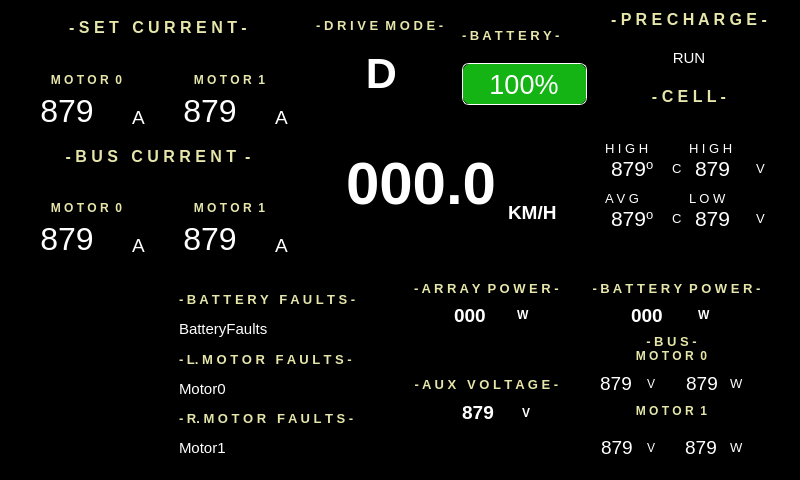
This is src/ViewLayer/RaceModeDisplay/RaceModeDashboardUI.ui in UCSolarCarTeam/Epsilon-Dashboard as Qt 5 draws it before an edit. The edited form follows.
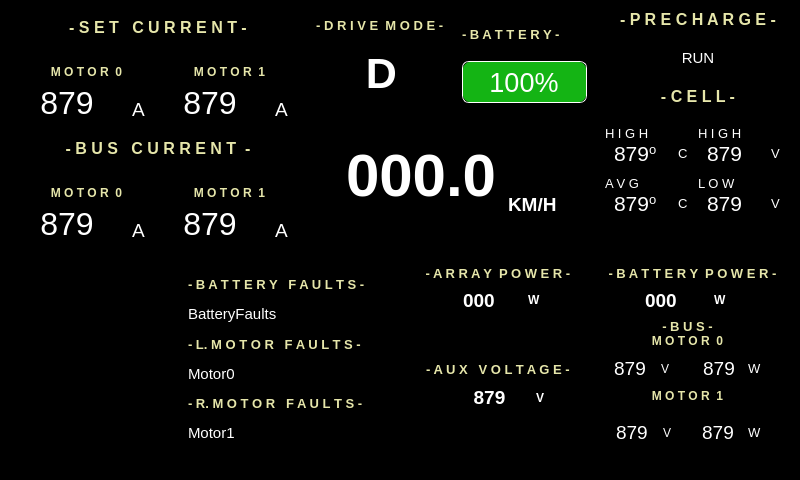
This is the edited form. Icons and pictures are not drawn.

Commit message:
Modify Fault Animation and Fix Aligment on Icons
Fault animation now flashes continiously when there are one or more
faults. Fix alignment issue between drive mode icon and battery icon.

Patch:
```diff
--- a/src/ViewLayer/RaceModeDisplay/RaceModeDashboardUI.ui
+++ b/src/ViewLayer/RaceModeDisplay/RaceModeDashboardUI.ui
@@ -476,8 +476,8 @@
     <rect>
      <x>9</x>
      <y>9</y>
-     <width>764</width>
-     <height>477</height>
+     <width>782</width>
+     <height>462</height>
     </rect>
    </property>
    <property name="font">
@@ -2758,8 +2758,11 @@
              <property name="topMargin">
               <number>0</number>
              </property>
+             <property name="rightMargin">
+              <number>9</number>
+             </property>
              <property name="bottomMargin">
-              <number>30</number>
+              <number>24</number>
              </property>
              <item>
               <widget class="QLabel" name="stateOfChargeTitleLabel">
```
The commit also changes 2 other files.
